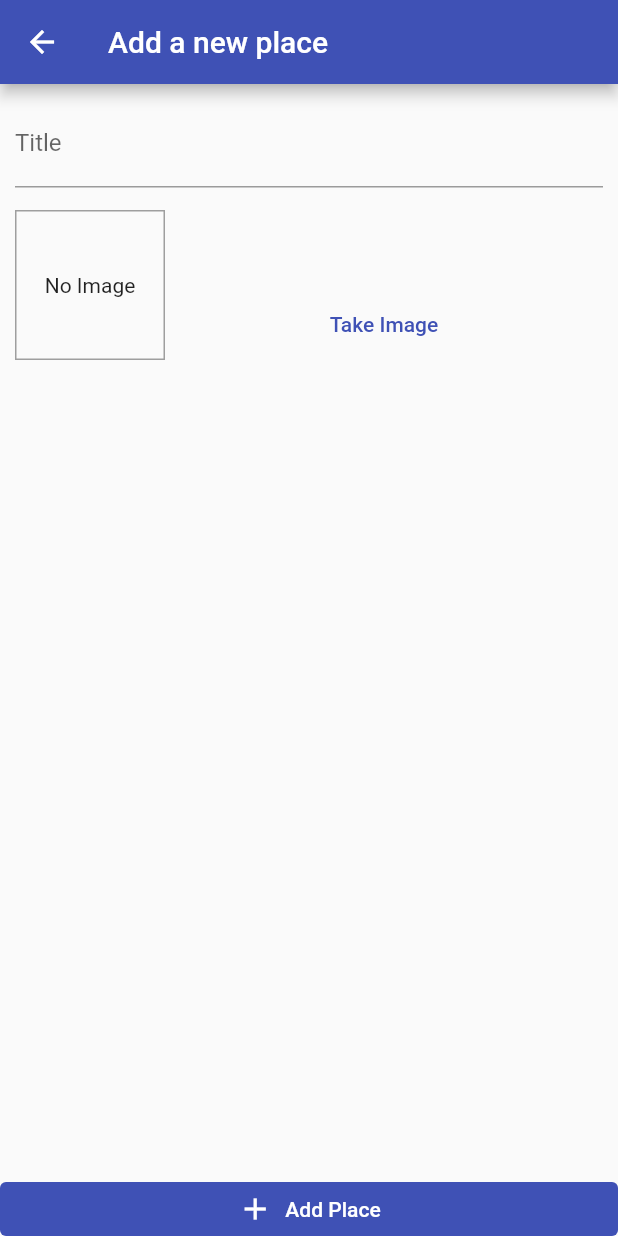
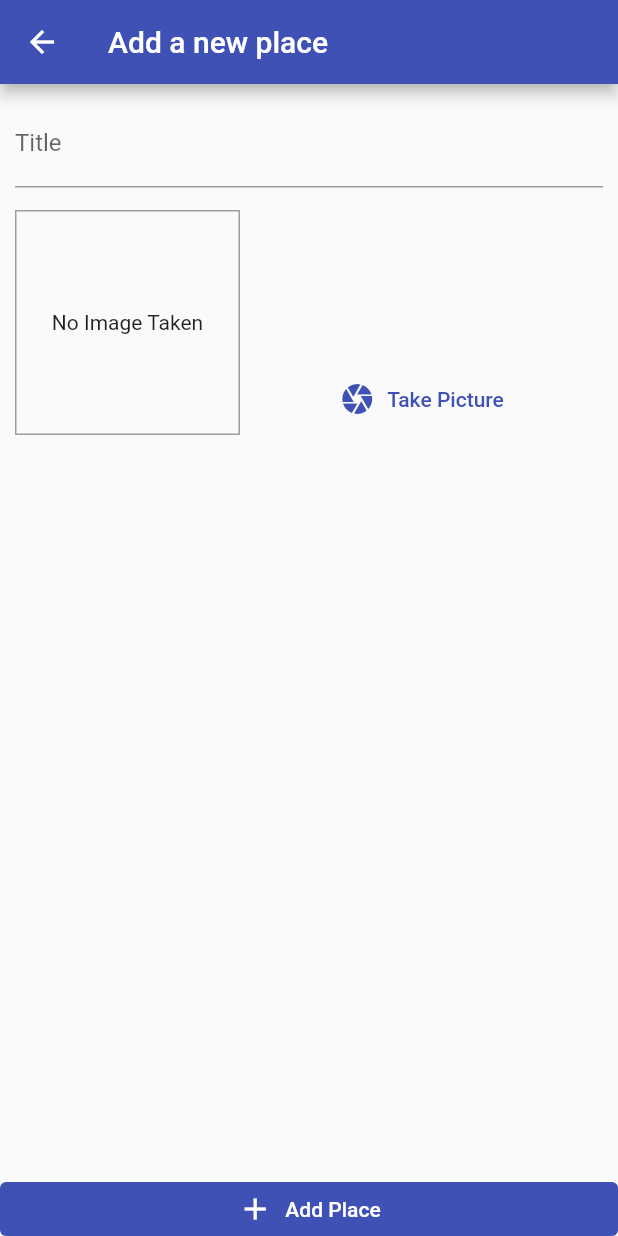
Before and after one commit to jasaplohl/great-places, a Flutter app: the AddPlacePage screen opened by its route, on a phone screen of 412 x 824 dp. Run offline on Flutter 3.47's test engine with Material 2 defaults, Android fonts, the phone set to English and light mode, and no system bars; our stand-ins replace image_picker.

Commit message:
Taking a picture and displaying it.

```diff
--- a/lib/widgets/image_input.dart
+++ b/lib/widgets/image_input.dart
@@ -1,6 +1,7 @@
 import 'dart:io';
 
 import 'package:flutter/material.dart';
+import 'package:image_picker/image_picker.dart';
 
 class ImageInput extends StatefulWidget {
 
@@ -13,21 +14,31 @@ class _ImageInputState extends State<ImageInput> {
 
   File? _storedImage;
 
+  void _openCamera() async {
+    final ImagePicker imagePicker = ImagePicker();
+    final XFile? pickedImage = await imagePicker
+      .pickImage(source: ImageSource.camera);
+    if(pickedImage != null) {
+      setState(() {
+        _storedImage = File(pickedImage.path);
+      });
+    }
+  }
+
   @override
   Widget build(BuildContext context) {
     return Row(
-      mainAxisAlignment: MainAxisAlignment.spaceBetween,
       crossAxisAlignment: CrossAxisAlignment.end,
       children: [
         Container(
-          width: 100,
-          height: 100,
+          width: 150,
+          height: 150,
           alignment: Alignment.center,
           decoration: BoxDecoration(
             border: Border.all(width: 1, color: Colors.grey)
           ),
           child: _storedImage == null
-            ? const Text("No Image")
+            ? const Text("No Image Taken", textAlign: TextAlign.center)
             : Image.file(
                 _storedImage!,
                 fit: BoxFit.cover,
@@ -35,9 +46,13 @@ class _ImageInputState extends State<ImageInput> {
               ),
         ),
         Expanded(
-          child: TextButton(
-            onPressed: (){},
-            child: const Text("Take Image")
+          child: TextButton.icon(
+            icon: const Icon(Icons.camera),
+            label: const Text("Take Picture"),
+            style: TextButton.styleFrom(
+              primary: Theme.of(context).primaryColor
+            ),
+            onPressed: _openCamera
           )
         )
       ],
--- a/pubspec.yaml
+++ b/pubspec.yaml
@@ -35,6 +35,7 @@ dependencies:
   # Use with the CupertinoIcons class for iOS style icons.
   cupertino_icons: ^1.0.2
   provider: ^6.0.2
+  image_picker: ^0.8.4+9
 
 dev_dependencies:
   flutter_test:
```
Also changed, not shown: pubspec.lock.
